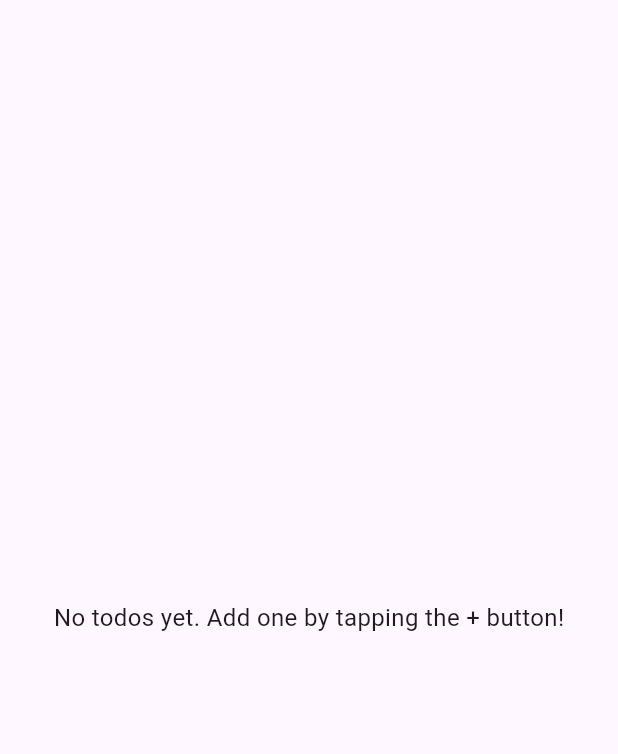
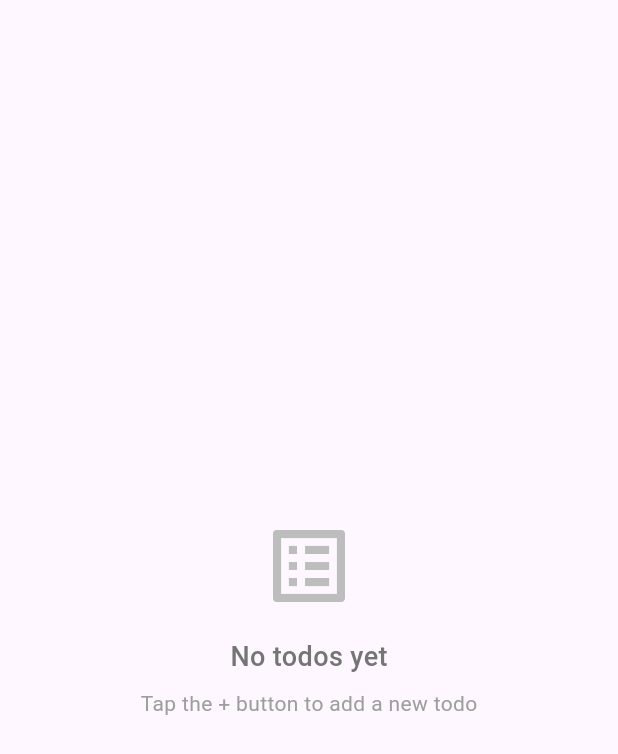
Before and after one commit to stevewalturn/simple_todo_list, a Flutter app: the TodoList widget shown alone on an empty page, opened directly with empty values, on a phone screen of 412 x 824 dp. Shown: the top 754 px of the screen. Run offline on Flutter 3.47's test engine with Material 3 defaults, Android fonts, the light colour scheme and no system bars; our stand-ins replace cloud_firestore, firebase_core, gap, stacked, stacked_services, stacked_shared; accounts and stored records are empty.

Commit message:
Update files

```diff
--- a/src/lib/features/home/home_viewmodel.dart
+++ b/src/lib/features/home/home_viewmodel.dart
@@ -34,7 +34,7 @@ class HomeViewModel extends StreamViewModel<List<Todo>> {
         await _todoService.addTodo(todo);
       }
     } catch (e) {
-      setError('Failed to add todo. Please try again.');
+      setError('Failed to add todo: ${e.toString()}');
     }
   }
 
@@ -49,22 +49,22 @@ class HomeViewModel extends StreamViewModel<List<Todo>> {
       if (response != null && response.confirmed) {
         final todoData = response.data as Map<String, dynamic>;
         final updatedTodo = todo.copyWith(
-          title: todoData['title'] as String?,
-          description: todoData['description'] as String?,
-          priority: todoData['priority'] as TodoPriority?,
+          title: todoData['title'] as String,
+          description: todoData['description'] as String,
+          priority: todoData['priority'] as TodoPriority,
         );
         await _todoService.updateTodo(updatedTodo);
       }
     } catch (e) {
-      setError('Failed to update todo. Please try again.');
+      setError('Failed to update todo: ${e.toString()}');
     }
   }
 
-  void toggleTodoCompletion(String id) {
+  Future<void> toggleTodoCompletion(String id, Todo todo) async {
     try {
-      _todoService.toggleTodoCompletion(id);
+      await _todoService.toggleTodoCompletion(id, todo);
     } catch (e) {
-      setError('Failed to update todo status. Please try again.');
+      setError('Failed to update todo status: ${e.toString()}');
     }
   }
 
@@ -87,12 +87,12 @@ class HomeViewModel extends StreamViewModel<List<Todo>> {
         }
       }
     } catch (e) {
-      setError('Failed to perform action. Please try again.');
+      setError('Failed to perform action: ${e.toString()}');
     }
   }
 
   @override
   void onError(error) {
-    setError('An unexpected error occurred. Please try again.');
+    setError('An unexpected error occurred: ${error.toString()}');
   }
 }
--- a/src/lib/features/home/widgets/todo_list.dart
+++ b/src/lib/features/home/widgets/todo_list.dart
@@ -4,8 +4,8 @@ import 'package:simple_todo_list/features/home/widgets/todo_list_item.dart';
 
 class TodoList extends StatelessWidget {
   final List<Todo> todos;
-  final Function(String) onToggle;
-  final Function(String) onDelete;
+  final Function(Todo) onToggle;
+  final Function(Todo) onDelete;
   final Function(Todo) onEdit;
 
   const TodoList({
@@ -19,22 +19,46 @@ class TodoList extends StatelessWidget {
   @override
   Widget build(BuildContext context) {
     if (todos.isEmpty) {
-      return const Center(
-        child: Text(
-          'No todos yet. Add one by tapping the + button!',
-          style: TextStyle(fontSize: 16),
+      return Center(
+        child: Column(
+          mainAxisAlignment: MainAxisAlignment.center,
+          children: [
+            Icon(
+              Icons.list_alt,
+              size: 64,
+              color: Colors.grey.shade400,
+            ),
+            const SizedBox(height: 16),
+            Text(
+              'No todos yet',
+              style: TextStyle(
+                fontSize: 18,
+                color: Colors.grey.shade600,
+                fontWeight: FontWeight.w500,
+              ),
+            ),
+            const SizedBox(height: 8),
+            Text(
+              'Tap the + button to add a new todo',
+              style: TextStyle(
+                fontSize: 14,
+                color: Colors.grey.shade500,
+              ),
+            ),
+          ],
         ),
       );
     }
 
     return ListView.builder(
+      padding: const EdgeInsets.all(8),
       itemCount: todos.length,
       itemBuilder: (context, index) {
         final todo = todos[index];
         return TodoListItem(
           todo: todo,
-          onToggle: () => onToggle(todo.id),
-          onDelete: () => onDelete(todo.id),
+          onToggle: () => onToggle(todo),
+          onDelete: () => onDelete(todo),
           onEdit: () => onEdit(todo),
         );
       },
--- /dev/null
+++ b/src/lib/services/firebase_service.dart
@@ -0,0 +1,48 @@
+import 'package:cloud_firestore/cloud_firestore.dart';
+import 'package:simple_todo_list/models/todo.dart';
+
+class FirebaseService {
+  final FirebaseFirestore _firestore = FirebaseFirestore.instance;
+  final String _collection = 'todos';
+
+  Stream<List<Todo>> getTodosStream() {
+    try {
+      return _firestore
+          .collection(_collection)
+          .orderBy('createdAt', descending: true)
+          .snapshots()
+          .map((snapshot) {
+        return snapshot.docs.map((doc) => Todo.fromMap(doc.data())).toList();
+      });
+    } catch (e) {
+      throw Exception('Failed to get todos: ${e.toString()}');
+    }
+  }
+
+  Future<void> addTodo(Todo todo) async {
+    try {
+      await _firestore.collection(_collection).doc(todo.id).set(todo.toMap());
+    } catch (e) {
+      throw Exception('Failed to add todo: ${e.toString()}');
+    }
+  }
+
+  Future<void> updateTodo(Todo todo) async {
+    try {
+      await _firestore
+          .collection(_collection)
+          .doc(todo.id)
+          .update(todo.toMap());
+    } catch (e) {
+      throw Exception('Failed to update todo: ${e.toString()}');
+    }
+  }
+
+  Future<void> deleteTodo(String id) async {
+    try {
+      await _firestore.collection(_collection).doc(id).delete();
+    } catch (e) {
+      throw Exception('Failed to delete todo: ${e.toString()}');
+    }
+  }
+}
```
Also changed, not shown: src/lib/app/app.dart (+6 -1 lines), src/lib/features/home/home_view.dart (+37 -10 lines), src/lib/features/home/widgets/todo_list_item.dart (+72 -31 lines), src/lib/features/startup/startup_viewmodel.dart (+13 -7 lines), src/lib/models/todo.dart (+32 -1 lines), src/lib/services/todo_service.dart (+13 -32 lines).
